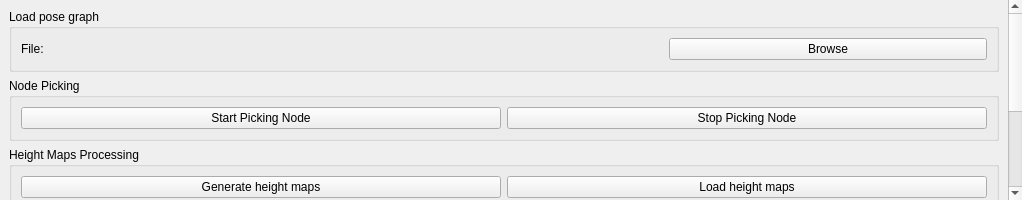
ori-drs/director_digiforest, file src/app/ddForestPayloads.ui: the form before one commit.
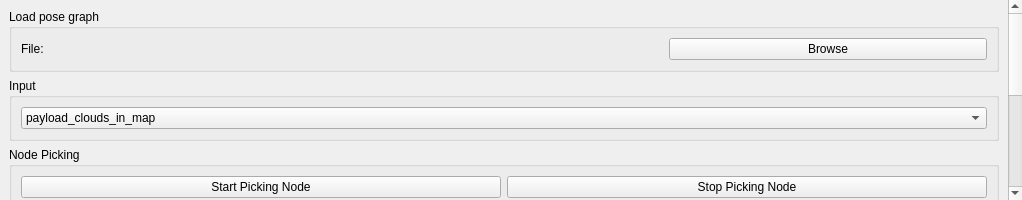
The form after the commit.

Commit message: add combo box to choose input point clouds

```diff
--- a/src/app/ddForestPayloads.ui
+++ b/src/app/ddForestPayloads.ui
@@ -95,6 +95,41 @@
          </layout>
         </widget>
        </item>
+       
+       <item>
+        <widget class="QGroupBox" name="InputCloud">
+         <property name="minimumSize">
+          <size>
+           <width>0</width>
+           <height>0</height>
+          </size>
+         </property>
+         <property name="title">
+          <string>Input</string>
+         </property>
+         <property name="flat">
+          <bool>false</bool>
+         </property>
+         <layout class="QGridLayout" name="gridLayout_2">
+          <item row="0" column="0">
+               <widget class="QComboBox" name="inputcloudcombo">
+                 <item>
+                  <property name="text">
+                   <string>payload_clouds_in_map</string>
+                  </property>
+                 </item>
+                 <item>
+                  <property name="text">
+                   <string>payload_clouds_in_gnss</string>
+                  </property>
+                 </item>
+              </widget>
+          </item>
+          
+         </layout>
+        </widget>
+       </item>
+       
        <item>
         <widget class="QGroupBox" name="NodePicking">
          <property name="minimumSize">
```
The commit also changes 3 other files.
